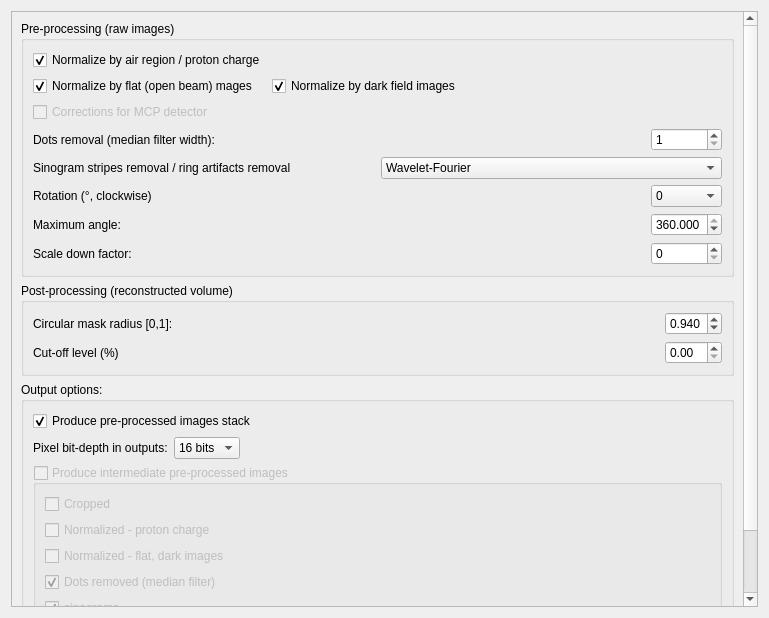
Qt form MantidQt/CustomInterfaces/inc/MantidQtCustomInterfaces/Tomography/TomographyIfaceQtTabFiltersSettings.ui (mantidproject/mantid) before a commit.
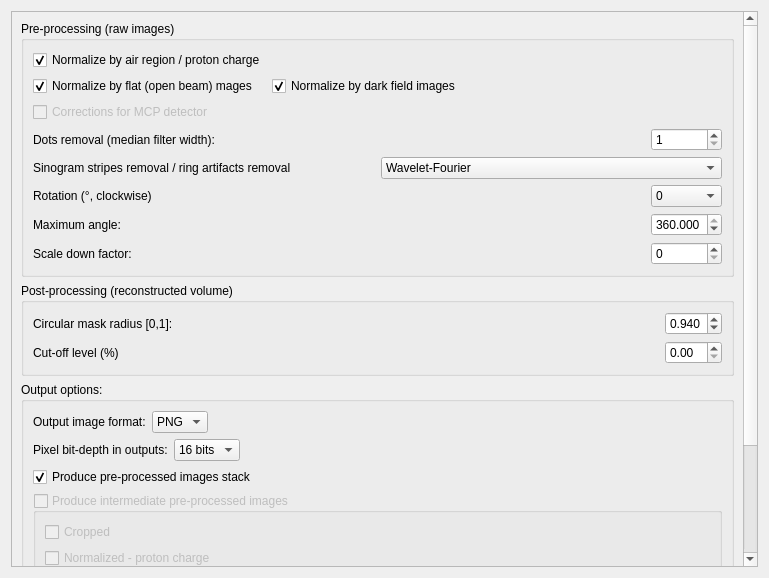
The same form after that commit.

Commit message: add setting for output format, set default to png, re #15665

Patch:
```diff
--- a/MantidQt/CustomInterfaces/inc/MantidQtCustomInterfaces/Tomography/TomographyIfaceQtTabFiltersSettings.ui
+++ b/MantidQt/CustomInterfaces/inc/MantidQtCustomInterfaces/Tomography/TomographyIfaceQtTabFiltersSettings.ui
@@ -7,7 +7,7 @@
     <x>0</x>
     <y>0</y>
     <width>769</width>
-    <height>618</height>
+    <height>578</height>
    </rect>
   </property>
   <property name="windowTitle">
@@ -25,7 +25,7 @@
         <x>0</x>
         <y>0</y>
         <width>731</width>
-        <height>643</height>
+        <height>671</height>
        </rect>
       </property>
       <layout class="QVBoxLayout" name="verticalLayout">
@@ -378,20 +378,37 @@
          </property>
          <layout class="QVBoxLayout" name="verticalLayout_3">
           <item>
-           <widget class="QCheckBox" name="checkBox_out_preproc_images">
-            <property name="enabled">
-             <bool>true</bool>
-            </property>
-            <property name="toolTip">
-             <string>Write pre-processed images in addition to reconstructed volume</string>
-            </property>
-            <property name="text">
-             <string>Produce pre-processed images stack</string>
-            </property>
-            <property name="checked">
-             <bool>true</bool>
-            </property>
-           </widget>
+           <layout class="QHBoxLayout" name="horizontalLayout">
+            <item>
+             <widget class="QLabel" name="label">
+              <property name="text">
+               <string>Output image format:</string>
+              </property>
+             </widget>
+            </item>
+            <item>
+             <widget class="QComboBox" name="comboBox">
+              <item>
+               <property name="text">
+                <string>PNG</string>
+               </property>
+              </item>
+             </widget>
+            </item>
+            <item>
+             <spacer name="horizontalSpacer">
+              <property name="orientation">
+               <enum>Qt::Horizontal</enum>
+              </property>
+              <property name="sizeHint" stdset="0">
+               <size>
+                <width>40</width>
+                <height>20</height>
+               </size>
+              </property>
+             </spacer>
+            </item>
+           </layout>
           </item>
           <item>
            <layout class="QHBoxLayout" name="horizontalLayout_6">
@@ -426,6 +443,22 @@
             </item>
            </layout>
           </item>
+          <item>
+           <widget class="QCheckBox" name="checkBox_out_preproc_images">
+            <property name="enabled">
+             <bool>true</bool>
+            </property>
+            <property name="toolTip">
+             <string>Write pre-processed images in addition to reconstructed volume</string>
+            </property>
+            <property name="text">
+             <string>Produce pre-processed images stack</string>
+            </property>
+            <property name="checked">
+             <bool>true</bool>
+            </property>
+           </widget>
+          </item>
           <item>
            <widget class="QGroupBox" name="groupBox_out_intermediate_prep">
             <property name="enabled">
```
The commit also changes 2 other files.
